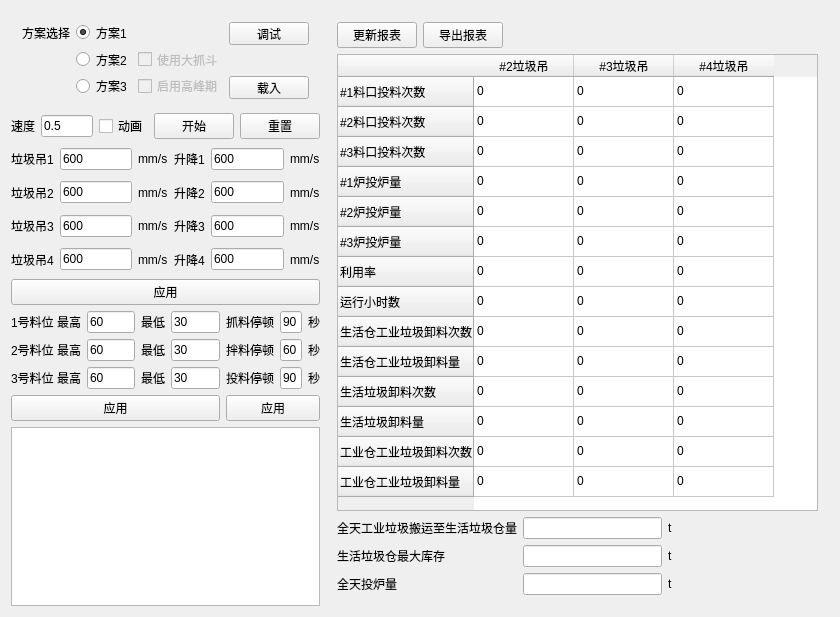
Before: the Qt Designer form QuestClient/QuestClient.ui in Ohto-Ai-Dev/QuestCommandSender, drawn with Qt 5.
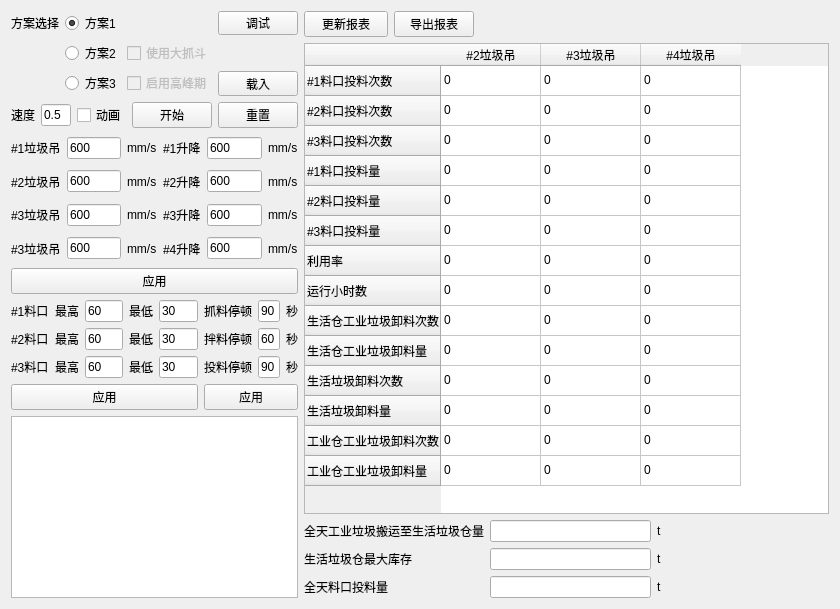
After: the same form once the commit is applied.

Commit message: 更新UI

```diff
--- a/QuestClient/QuestClient.ui
+++ b/QuestClient/QuestClient.ui
@@ -24,6 +24,18 @@
        </size>
       </property>
       <layout class="QGridLayout" name="gridLayout_3">
+       <property name="leftMargin">
+        <number>0</number>
+       </property>
+       <property name="topMargin">
+        <number>0</number>
+       </property>
+       <property name="rightMargin">
+        <number>0</number>
+       </property>
+       <property name="bottomMargin">
+        <number>0</number>
+       </property>
        <item row="0" column="0">
         <widget class="QLabel" name="label_30">
          <property name="text">
@@ -133,6 +145,18 @@
     <item row="0" column="2" rowspan="5">
      <widget class="QWidget" name="reportWidget" native="true">
       <layout class="QGridLayout" name="gridLayout_4">
+       <property name="leftMargin">
+        <number>0</number>
+       </property>
+       <property name="topMargin">
+        <number>0</number>
+       </property>
+       <property name="rightMargin">
+        <number>0</number>
+       </property>
+       <property name="bottomMargin">
+        <number>0</number>
+       </property>
        <item row="0" column="2" colspan="4">
         <spacer name="horizontalSpacer">
          <property name="orientation">
@@ -190,17 +214,17 @@
          </row>
          <row>
           <property name="text">
-           <string>#1炉投炉量</string>
+           <string>#1料口投料量</string>
           </property>
          </row>
          <row>
           <property name="text">
-           <string>#2炉投炉量</string>
+           <string>#2料口投料量</string>
           </property>
          </row>
          <row>
           <property name="text">
-           <string>#3炉投炉量</string>
+           <string>#3料口投料量</string>
           </property>
          </row>
          <row>
@@ -480,7 +504,7 @@
        <item row="4" column="0">
         <widget class="QLabel" name="label_32">
          <property name="text">
-          <string>全天投炉量</string>
+          <string>全天料口投料量</string>
          </property>
         </widget>
        </item>
@@ -643,7 +667,7 @@
            <item>
             <widget class="QLabel" name="label_1">
              <property name="text">
-              <string>垃圾吊1</string>
+              <string>#1垃圾吊</string>
              </property>
             </widget>
            </item>
@@ -668,7 +692,7 @@
            <item>
             <widget class="QLabel" name="label_5">
              <property name="text">
-              <string>升降1</string>
+              <string>#1升降</string>
              </property>
             </widget>
            </item>
@@ -693,7 +717,7 @@
            <item>
             <widget class="QLabel" name="label_2">
              <property name="text">
-              <string>垃圾吊2</string>
+              <string>#2垃圾吊</string>
              </property>
             </widget>
            </item>
@@ -718,7 +742,7 @@
            <item>
             <widget class="QLabel" name="label_6">
              <property name="text">
-              <string>升降2</string>
+              <string>#2升降</string>
              </property>
             </widget>
            </item>
@@ -743,7 +767,7 @@
            <item>
             <widget class="QLabel" name="label_3">
              <property name="text">
-              <string>垃圾吊3</string>
+              <string>#3垃圾吊</string>
              </property>
             </widget>
            </item>
@@ -768,7 +792,7 @@
            <item>
             <widget class="QLabel" name="label_7">
              <property name="text">
-              <string>升降3</string>
+              <string>#3升降</string>
              </property>
             </widget>
            </item>
@@ -793,7 +817,7 @@
            <item>
             <widget class="QLabel" name="label_4">
              <property name="text">
-              <string>垃圾吊4</string>
+              <string>#3垃圾吊</string>
              </property>
             </widget>
            </item>
@@ -818,7 +842,7 @@
            <item>
             <widget class="QLabel" name="label_8">
              <property name="text">
-              <string>升降4</string>
+              <string>#4升降</string>
              </property>
             </widget>
            </item>
@@ -867,10 +891,17 @@
        </property>
        <item row="0" column="0">
         <layout class="QHBoxLayout" name="horizontalLayout_11">
+         <item>
+          <widget class="QLabel" name="label_36">
+           <property name="text">
+            <string>#1料口</string>
+           </property>
+          </widget>
+         </item>
          <item>
           <widget class="QLabel" name="label_9">
            <property name="text">
-            <string>1号料位 最高</string>
+            <string>最高</string>
            </property>
           </widget>
          </item>
@@ -903,10 +934,17 @@
        </item>
        <item row="1" column="0">
         <layout class="QHBoxLayout" name="horizontalLayout_13">
+         <item>
+          <widget class="QLabel" name="label_37">
+           <property name="text">
+            <string>#2料口</string>
+           </property>
+          </widget>
+         </item>
          <item>
           <widget class="QLabel" name="label_11">
            <property name="text">
-            <string>2号料位 最高</string>
+            <string>最高</string>
            </property>
           </widget>
          </item>
@@ -939,10 +977,17 @@
        </item>
        <item row="2" column="0">
         <layout class="QHBoxLayout" name="horizontalLayout_15">
+         <item>
+          <widget class="QLabel" name="label_38">
+           <property name="text">
+            <string>#3料口</string>
+           </property>
+          </widget>
+         </item>
          <item>
           <widget class="QLabel" name="label_13">
            <property name="text">
-            <string>3号料位 最高</string>
+            <string>最高</string>
            </property>
           </widget>
          </item>
```
